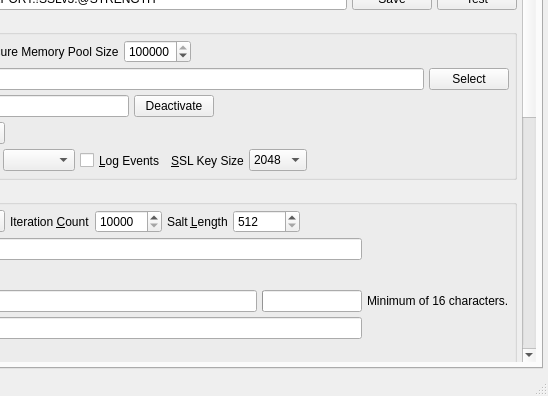
This is branches/trunk/UI/spot-on-controlcenter.ui in textbrowser/spot-on as Qt 5 draws it before an edit; both pictures show x 302 to 850 and y 154 to 550 of the 850 by 550 pixel window. The edited form follows.
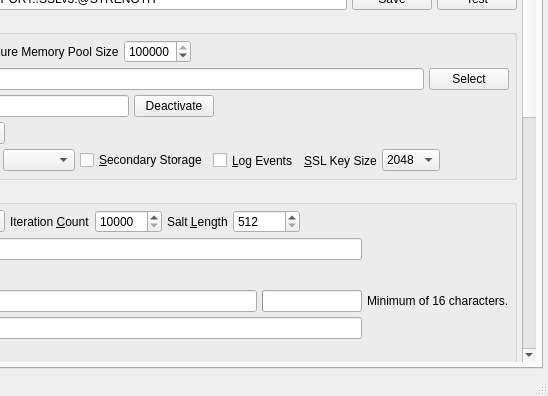
This is the edited form. The open tabs and pages were chosen to show the change. Icons and pictures are not drawn. Custom widgets are drawn as their Qt base class.

Commit message: Secondary storage.

Patch:
```diff
--- a/branches/trunk/UI/spot-on-controlcenter.ui
+++ b/branches/trunk/UI/spot-on-controlcenter.ui
@@ -5458,7 +5458,7 @@
             <rect>
              <x>0</x>
              <y>0</y>
-             <width>746</width>
+             <width>823</width>
              <height>1134</height>
             </rect>
            </property>
@@ -5947,6 +5947,13 @@
                      </property>
                     </widget>
                    </item>
+                   <item>
+                    <widget class="QCheckBox" name="secondary_storage">
+                     <property name="text">
+                      <string>&amp;Secondary Storage</string>
+                     </property>
+                    </widget>
+                   </item>
                    <item>
                     <widget class="QCheckBox" name="kernelLogEvents">
                      <property name="sizePolicy">
```
Left out of the diff: 29 changed lines with no effect on the pictures.
